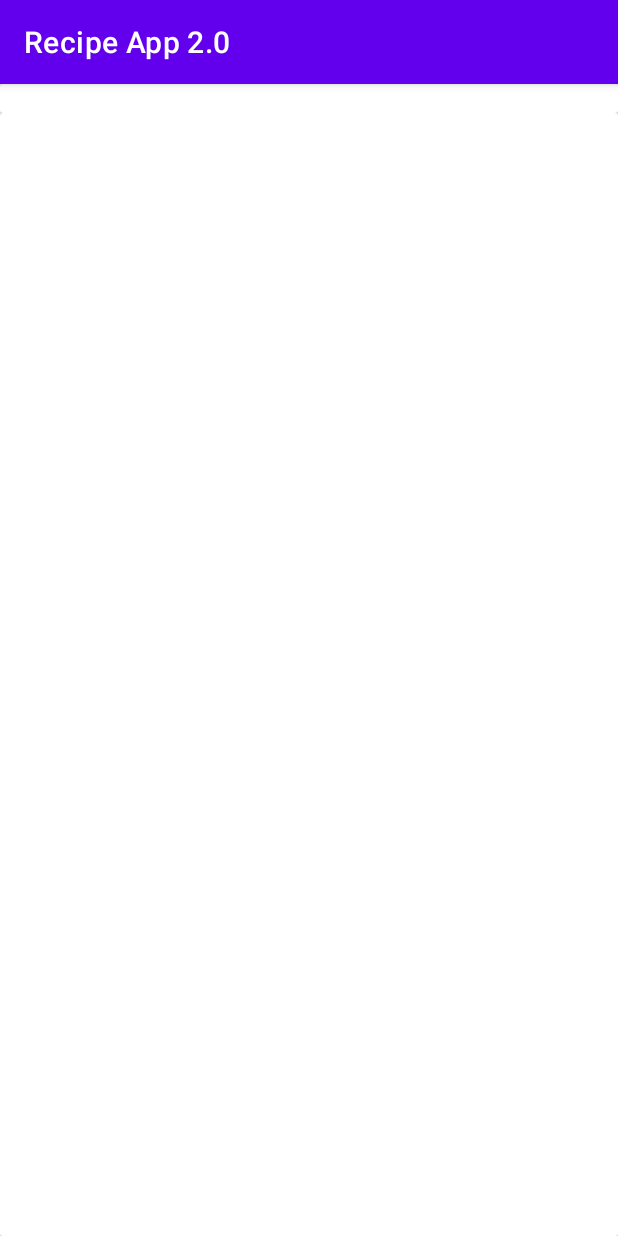
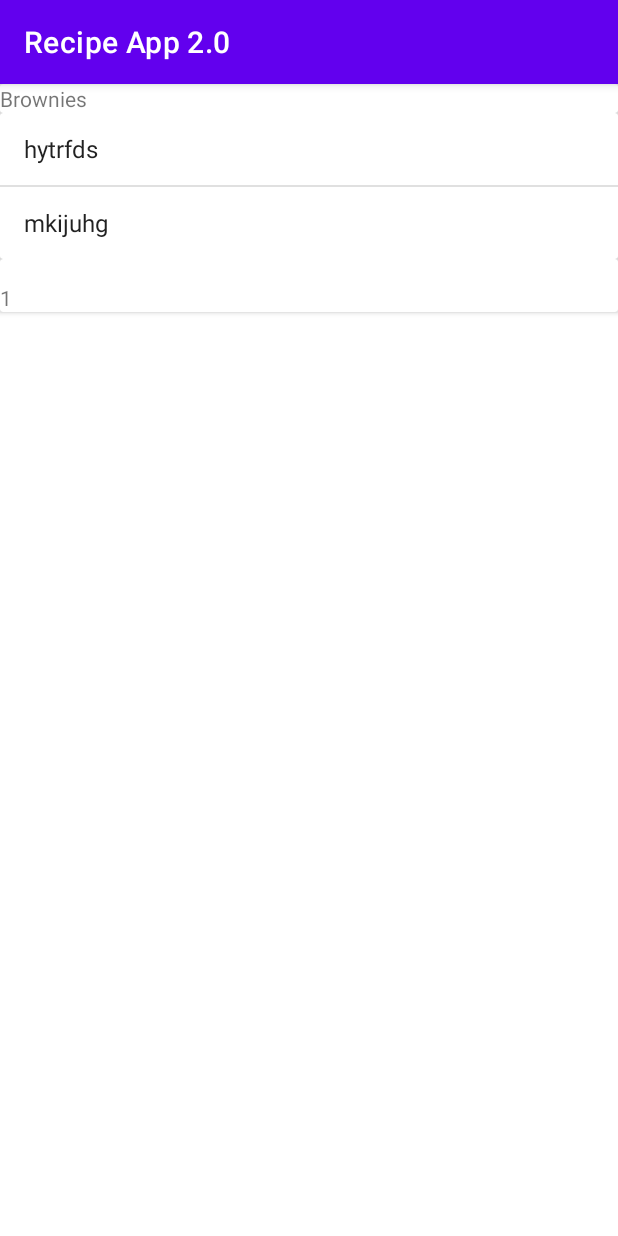
Before and after one commit to gabbyudo/BakingApp, an Android app: the screen it shows after launch (DetailDisplayActivity), after a tap on "Brownies", on a phone screen of 412 x 824 dp. Run offline under Robolectric (Android 15) with nearby library versions, the phone set to English and light mode, and no system bars.

Commit message:
Displaying hardcoded list

```diff
--- a/app/src/main/java/com/coca/bakingapp20/DetailDisplayActivity.kt
+++ b/app/src/main/java/com/coca/bakingapp20/DetailDisplayActivity.kt
@@ -1,11 +1,10 @@
 package com.coca.bakingapp20
 
-import android.content.Intent
 import androidx.appcompat.app.AppCompatActivity
 import android.os.Bundle
-import android.util.Log
-import android.widget.TextView
-import com.coca.bakingapp20.databinding.ActivityMainBinding
+import android.widget.ArrayAdapter
+import android.widget.ListView
+import androidx.annotation.StringRes
 import com.coca.bakingapp20.databinding.DetailDisplayBinding
 
 class DetailDisplayActivity : AppCompatActivity() {
@@ -14,20 +13,30 @@ class DetailDisplayActivity : AppCompatActivity() {
         val binding = DetailDisplayBinding.inflate(layoutInflater)
         setContentView(binding.root)
 
-        Log.e("dre", "juy")
-        val recipe: Recipe? = intent!!.getParcelableExtra<Recipe>(RECIPE)
-        if (recipe !== null) {
-            return
+        val recipe: Recipe? = intent?.getParcelableExtra(RECIPE)
+        if (recipe != null) {
+            binding.name.text = recipe.name
+            binding.serving.text = recipe.servings.toString()
+
+            val adapter: ArrayAdapter<String> = ArrayAdapter<String>(
+                this,
+                //submitting the list to the adapter. i.e the getdescription
+                android.R.layout.simple_list_item_1, getDescriptions(recipe.steps)
+            )
+            binding.step.adapter = adapter
+            //adapter.submitList(listOf<String>()) second way
         }
+    }
 
-
-
-
-
+    fun getDescriptions(steps: List<Step>): List<String> {
+        val descriptions = mutableListOf<String>()
+        steps.forEach {
+            descriptions.add(it.description)
+        }
+        return descriptions
     }
 
     companion object {
-        const val RECIPE = "extra_position"
-        private const val DEFAULT = -1
+        const val RECIPE = "extra_recipe"
     }
 }
--- a/app/src/main/java/com/coca/bakingapp20/MainActivity.kt
+++ b/app/src/main/java/com/coca/bakingapp20/MainActivity.kt
@@ -29,15 +29,11 @@ class MainActivity : AppCompatActivity() {
                val intent = Intent(this, DetailDisplayActivity::class.java)
                intent.putExtra(DetailDisplayActivity.RECIPE, it)
                startActivity(intent)
-
            })
            binding.recipeRV.adapter = adapter
            adapter.submitList(it)
        }
    })
         viewModel.getRecipes()
-
     }
-
-
 }
--- a/app/src/main/java/com/coca/bakingapp20/MainViewModel.kt
+++ b/app/src/main/java/com/coca/bakingapp20/MainViewModel.kt
@@ -25,10 +25,13 @@ class MainViewModel: ViewModel() {
         val myIngredient = listOf<Ingredient>(firstIngredient, secondIngredient)
         return myIngredient
     }
+
     fun getSteps(): List<Step>{
-        val firstStep = Step(1, "","", "", "")
-        val secondStep =Step(3, "", "", "", "")
+        val firstStep = Step(1, "","hytrfds", "", "")
+        val secondStep =Step(3, "", "mkijuhg", "", "")
         val myStep = listOf<Step>(firstStep,secondStep)
         return myStep
     }
+
+
 }
--- a/app/src/main/res/layout/detail_display.xml
+++ b/app/src/main/res/layout/detail_display.xml
@@ -26,7 +26,7 @@
         <ListView
             android:id="@+id/ingredient"
             android:layout_width="match_parent"
-            android:layout_height="match_parent" />
+            android:layout_height="wrap_content" />
     </androidx.cardview.widget.CardView>
 
     <androidx.cardview.widget.CardView
@@ -34,17 +34,18 @@
         android:layout_height="wrap_content" >
 
         <ListView
-            android:id="@+id/steps"
+            android:id="@+id/step"
             android:layout_width="match_parent"
-            android:layout_height="match_parent" />
+            android:layout_height="wrap_content" />
     </androidx.cardview.widget.CardView>
 
     <androidx.cardview.widget.CardView
         android:layout_width="match_parent"
-        android:layout_height="match_parent" >
+        android:layout_height="wrap_content" >
 
         <TextView
             android:id="@+id/serving"
+            android:paddingTop="16dp"
             android:layout_width="wrap_content"
             android:layout_height="wrap_content"
             android:text="" />
```
